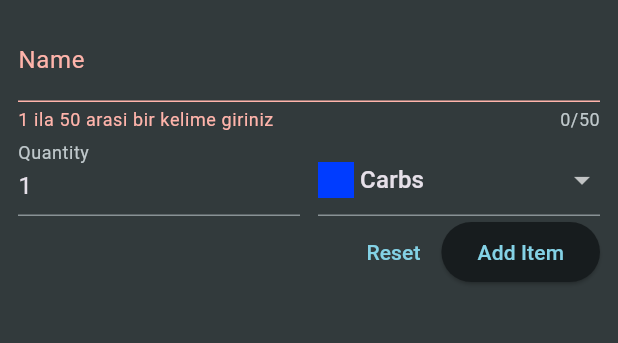
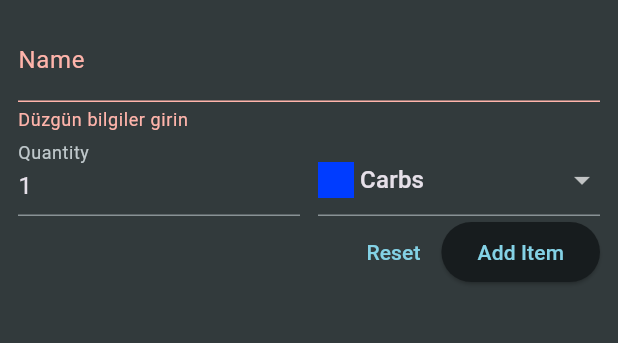
Before and after one commit to shallwebegin/newshoppinglist, a Flutter app: the NewItem screen opened directly, after a tap on "Add Item", on a phone screen of 412 x 824 dp, the part 84-427 px from its top. Run offline on Flutter 3.47's test engine with Material 3 defaults, Android fonts, the phone set to English and light mode, and no system bars; network calls fail.

```diff
--- a/lib/widgets/new_item.dart
+++ b/lib/widgets/new_item.dart
@@ -5,7 +5,6 @@ import 'package:shopping_list/data/categories.dart';
 import 'package:shopping_list/models/category.dart';
 
 import 'package:http/http.dart' as http;
-import 'package:shopping_list/models/grocery_item.dart';
 
 class NewItem extends StatefulWidget {
   const NewItem({super.key});
@@ -15,17 +14,8 @@ class NewItem extends StatefulWidget {
 }
 
 class _NewItemState extends State<NewItem> {
-  final _formKey = GlobalKey<FormState>();
-  var _enteredName = '';
-  var _enteredQuantity = 1;
-  var _selectedCategory = categories[Categories.carbs];
-  var _isSending = false;
-
-  void _saveItem() async {
+  void _addItem() async {
     if (_formKey.currentState!.validate()) {
-      setState(() {
-        _isSending = true;
-      });
       _formKey.currentState!.save();
       final url = Uri.https('flutter-prep-ff6cd-default-rtdb.firebaseio.com',
           'shopping-list.json');
@@ -43,16 +33,14 @@ class _NewItemState extends State<NewItem> {
       if (!context.mounted) {
         return;
       }
-      final Map<String, dynamic> resData = json.decode(response.body);
-
-      Navigator.of(context).pop(GroceryItem(
-          id: resData['name'],
-          name: _enteredName,
-          quantity: _enteredQuantity,
-          category: _selectedCategory!));
+      final resData = Navigator.of(context).pop();
     }
   }
 
+  final _formKey = GlobalKey<FormState>();
+  var _enteredName = '';
+  var _enteredQuantity = 1;
+  var _selectedCategory = categories[Categories.carbs];
   @override
   Widget build(BuildContext context) {
     return Scaffold(
@@ -66,7 +54,6 @@ class _NewItemState extends State<NewItem> {
           child: Column(
             children: [
               TextFormField(
-                maxLength: 50,
                 decoration: const InputDecoration(
                   label: Text('Name'),
                 ),
@@ -75,7 +62,7 @@ class _NewItemState extends State<NewItem> {
                       value.isEmpty ||
                       value.trim().length <= 1 ||
                       value.trim().length > 50) {
-                    return '1 ila 50 arasi bir kelime giriniz';
+                    return 'Düzgün bilgiler girin';
                   }
                   return null;
                 },
@@ -96,8 +83,8 @@ class _NewItemState extends State<NewItem> {
                         if (value == null ||
                             value.isEmpty ||
                             int.tryParse(value) == null ||
-                            int.tryParse(value)! < 1) {
-                          return 'Duzgun bir sayi gir';
+                            int.tryParse(value)! < 0) {
+                          return 'Lütfen düzgün sayı giriniz';
                         }
                         return null;
                       },
@@ -111,7 +98,7 @@ class _NewItemState extends State<NewItem> {
                   ),
                   Expanded(
                     child: DropdownButtonFormField(
-                        value: _selectedCategory,
+                      value: _selectedCategory!,
                       items: [
                         for (final category in categories.entries)
                           DropdownMenuItem(
@@ -126,16 +113,19 @@ class _NewItemState extends State<NewItem> {
                                 const SizedBox(
                                   width: 4,
                                 ),
-                                  Text(category.value.title),
+                                Text(category.value.title)
                               ],
                             ),
                           ),
                       ],
                       onChanged: (value) {
-                          setState(() {
+                        setState(
+                          () {
                             _selectedCategory = value;
-                          });
-                        }),
+                          },
+                        );
+                      },
+                    ),
                   )
                 ],
               ),
@@ -143,22 +133,14 @@ class _NewItemState extends State<NewItem> {
                 mainAxisAlignment: MainAxisAlignment.end,
                 children: [
                   TextButton(
-                    onPressed: _isSending
-                        ? null
-                        : () {
+                    onPressed: () {
                       _formKey.currentState!.reset();
                     },
                     child: const Text('Reset'),
                   ),
                   ElevatedButton(
-                    onPressed: _isSending ? null : _saveItem,
-                    child: _isSending
-                        ? const SizedBox(
-                            width: 16,
-                            height: 16,
-                            child: CircularProgressIndicator(),
-                          )
-                        : const Text('Add Item'),
+                    onPressed: _addItem,
+                    child: const Text('Add Item'),
                   ),
                 ],
               ),
```
Also changed, not shown: lib/widgets/grocery_list.dart (+19 -51 lines). Lines whose indentation alone changed are shown as unchanged.
